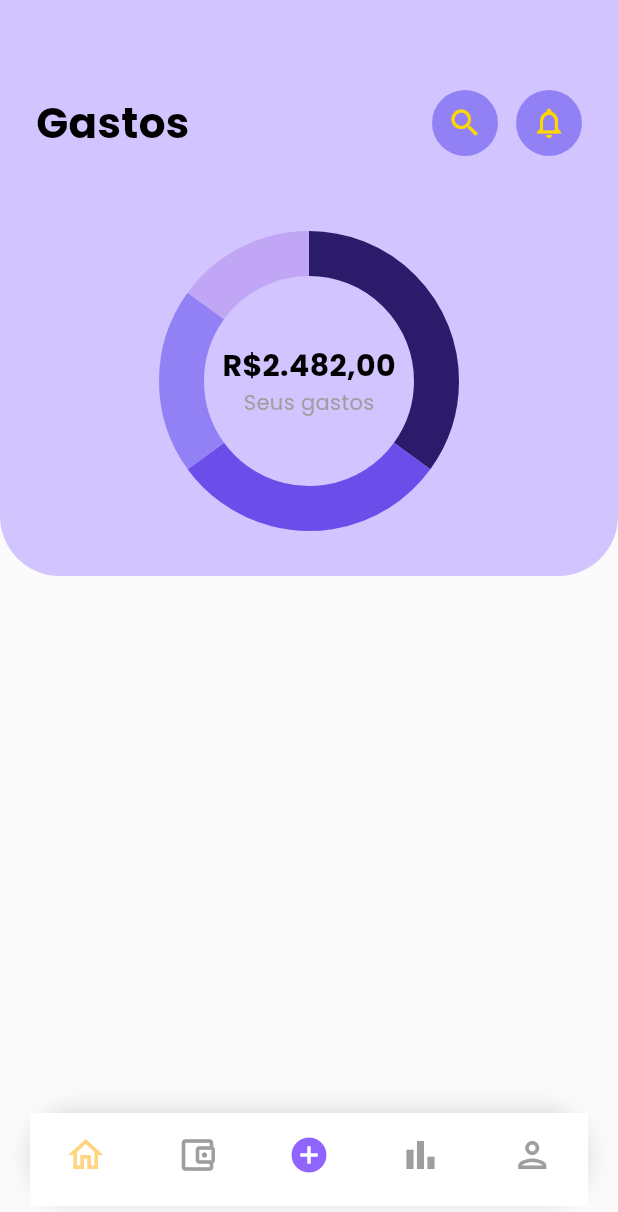
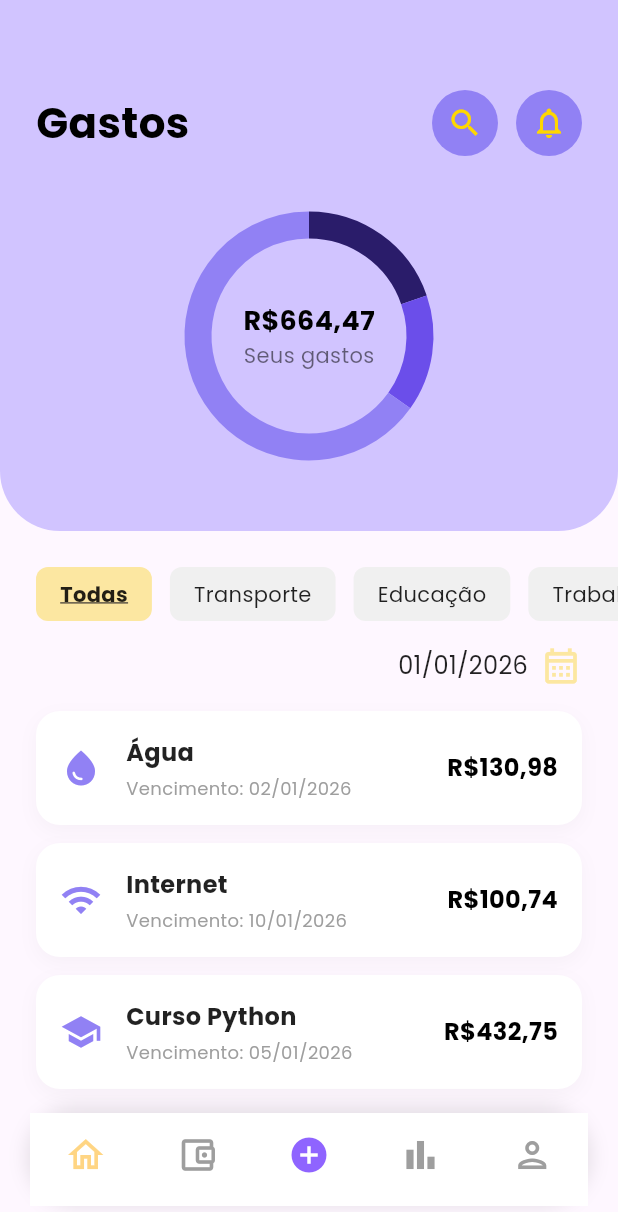
Before and after one commit to hribes/Invezzte, a Flutter app: the Spending screen opened directly, on a phone screen of 412 x 824 dp. Shown: the top 1212 px of the screen. Run offline on Flutter 3.47's test engine with Material 3 defaults, Android fonts, the phone set to English and light mode, and no system bars; drawn by our look-alikes of fl_chart.

Commit message:
feat: cria o restante das telas

```diff
--- a/lib/features/gastos/presentation/spending.dart
+++ b/lib/features/gastos/presentation/spending.dart
@@ -1,28 +1,73 @@
 import 'package:flutter/material.dart' hide SearchBar;
 import 'package:invezzte/core/widgets/NavBar.dart';
 import 'package:invezzte/features/gastos/widgets/spending_header.dart';
+import 'package:invezzte/features/gastos/widgets/spending_filter_list.dart';
+import 'package:invezzte/features/gastos/widgets/spending_date_header.dart';
+import 'package:invezzte/features/gastos/widgets/spending_transactions_list.dart';
 
-class Spending extends StatelessWidget {
+// No arquivo spending.dart
+
+class Spending extends StatefulWidget {
   const Spending({super.key});
 
   @override
-  Widget build(BuildContext context){
+  State<Spending> createState() => _SpendingState();
+}
+
+class _SpendingState extends State<Spending> {
+  // 1. DADOS MESTRES (Simulando um banco de dados)
+  final List<Map<String, dynamic>> _allTransactions = [
+    {'title': 'Água', 'date': DateTime(2026, 1, 2), 'category': 'Trabalho', 'amount': 130.98, 'icon': Icons.water_drop},
+    {'title': 'Internet', 'date': DateTime(2026, 1, 10), 'category': 'Trabalho', 'amount': 100.74, 'icon': Icons.wifi},
+    {'title': 'Curso Python', 'date': DateTime(2026, 1, 5), 'category': 'Educação', 'amount': 432.75, 'icon': Icons.school},
+  ];
+
+  // 2. ESTADOS DE FILTRO
+  DateTime _selectedDate = DateTime(2026, 1, 1);
+  String _selectedCategory = 'Todas';
+
+  @override
+  Widget build(BuildContext context) {
+    // 3. LÓGICA DE FILTRAGEM (Data Science na prática)
+    // Filtramos a lista baseada na categoria e no mês/ano da data selecionada
+    final filteredTransactions = _allTransactions.where((tx) {
+      final bool categoryMatch = _selectedCategory == 'Todas' || tx['category'] == _selectedCategory;
+      final bool dateMatch = tx['date'].month == _selectedDate.month && tx['date'].year == _selectedDate.year;
+      return categoryMatch && dateMatch;
+    }).toList();
+
+    // 4. CÁLCULO DO TOTAL
+    final double totalAmount = filteredTransactions.fold(0, (sum, item) => sum + item['amount']);
+
     return Scaffold(
-      backgroundColor: const Color(0xFFFAFAFA),
-      body: const SafeArea( //Para não sobrepor a barra do celular que aparece bateria, hora, etc.
+      body: SafeArea(
         top: false,
-        child: SingleChildScrollView( //PAra rolar a tela inteira verticalmente
+        child: SingleChildScrollView(
           child: Column(
-            crossAxisAlignment: CrossAxisAlignment.stretch, //Para ocupar toda a largura da tela
             children: [
-              //Aqui irei colocar os Widgets
+              // Passamos o total e os dados para o Header
+              SpendingHeader(total: totalAmount, transactions: filteredTransactions),
 
-              //1. Cabeçalho (SpendingHeader)
-              SpendingHeader(),
-              //2. Filtros (SpendingFilterList)
-              //3. Data (SpendingDateHeader)
-              //4. Transações (SpendingTransactionsList)
+              const SizedBox(height: 24),
 
+              // Passamos uma função para atualizar a categoria
+              SpendingFilterList(
+                currentCategory: _selectedCategory,
+                onCategoryChanged: (newCategory) {
+                  setState(() => _selectedCategory = newCategory);
+                },
+              ),
+
+              // Passamos a data e a função de mudança
+              SpendingDateHeader(
+                selectedDate: _selectedDate,
+                onDateChanged: (newDate) {
+                  setState(() => _selectedDate = newDate);
+                },
+              ),
+
+              // Passamos a lista filtrada para os cards
+              SpendingTransactionsList(transactions: filteredTransactions),
             ],
           ),
         ),
--- a/lib/features/gastos/widgets/spending_chart.dart
+++ b/lib/features/gastos/widgets/spending_chart.dart
@@ -2,10 +2,19 @@ import 'package:fl_chart/fl_chart.dart';
 import 'package:flutter/material.dart';
 
 class SpendingChart extends StatelessWidget {
-  const SpendingChart({super.key});
+  final double total;
+  final List<Map<String, dynamic>> transactions;
+
+  const SpendingChart({
+    super.key,
+    required this.total,
+    required this.transactions,
+  });
 
   @override
   Widget build(BuildContext context) {
+    // Formatação monetária básica para o texto central
+    String displayTotal = 'R\$${total.toStringAsFixed(2).replaceAll('.', ',')}';
 
     return SizedBox(
       height: 180,
@@ -16,36 +25,30 @@ class SpendingChart extends StatelessWidget {
             child: PieChart(
               PieChartData(
                 startDegreeOffset: -90,
-                centerSpaceRadius: 70,
+                centerSpaceRadius: 65,
                 sectionsSpace: 0,
-                sections: [
-                  _buildPieSection(value: 35, color: const Color(0xFF2A1C6A)),
-                  _buildPieSection(value: 30, color: const Color(0xFF6B4EEA)),
-                  _buildPieSection(value: 20, color: const Color(0xFF9181F4)),
-                  _buildPieSection(value: 15, color: const Color(0xFFC0A6F4)),
-                ],
+                // Função que converte as transações em fatias do gráfico
+                sections: _generateSections(),
               ),
             ),
           ),
-
-
-          const Positioned.fill(
+          Positioned.fill(
             child: Column(
               mainAxisAlignment: MainAxisAlignment.center,
               children: [
                 Text(
-                  'R\$2.482,00',
-                  style: TextStyle(
-                    fontSize: 20,
+                  displayTotal,
+                  style: const TextStyle(
+                    fontSize: 18,
                     fontWeight: FontWeight.bold,
                     color: Colors.black,
                   ),
                 ),
-                Text(
+                const Text(
                   'Seus gastos',
                   style: TextStyle(
                     fontSize: 14,
-                    color: Colors.grey,
+                    color: Colors.black54,
                   ),
                 ),
               ],
@@ -56,6 +59,32 @@ class SpendingChart extends StatelessWidget {
     );
   }
 
+  // Gera dinamicamente as fatias. Se o filtro estiver vazio, exibe um anel cinza.
+  List<PieChartSectionData> _generateSections() {
+    if (transactions.isEmpty || total == 0) {
+      return [_buildPieSection(value: 100, color: Colors.black12)];
+    }
+
+    // Paleta de roxos para distribuir entre os itens
+    List<Color> colors = [
+      const Color(0xFF2A1C6A),
+      const Color(0xFF6B4EEA),
+      const Color(0xFF9181F4),
+      const Color(0xFFC0A6F4),
+    ];
+
+    return List.generate(transactions.length, (index) {
+      final item = transactions[index];
+      // Pega a cor baseada no index, reciclando se houver mais itens que cores
+      final color = colors[index % colors.length];
+
+      return _buildPieSection(
+        value: item['amount'], // O fl_chart calcula a % sozinho baseado nos valores passados
+        color: color,
+      );
+    });
+  }
+
   static PieChartSectionData _buildPieSection({
     required double value,
     required Color color,
@@ -64,7 +93,7 @@ class SpendingChart extends StatelessWidget {
       color: color,
       value: value,
       title: '',
-      radius: 30,
+      radius: 18,
     );
   }
 }
--- /dev/null
+++ b/lib/features/gastos/widgets/spending_date_header.dart
@@ -0,0 +1,60 @@
+import 'package:flutter/material.dart';
+
+class SpendingDateHeader extends StatelessWidget {
+  final DateTime selectedDate;
+  final ValueChanged<DateTime> onDateChanged; // Função callback
+
+  const SpendingDateHeader({
+    super.key,
+    required this.selectedDate,
+    required this.onDateChanged,
+  });
+
+  @override
+  Widget build(BuildContext context) {
+    String formattedDate =
+        "${selectedDate.day.toString().padLeft(2, '0')}/"
+        "${selectedDate.month.toString().padLeft(2, '0')}/"
+        "${selectedDate.year}";
+
+    return Padding(
+      padding: const EdgeInsets.symmetric(horizontal: 24, vertical: 16),
+      child: Row(
+        mainAxisAlignment: MainAxisAlignment.end,
+        children: [
+          Text(
+            formattedDate,
+            style: const TextStyle(
+              fontSize: 16,
+              fontWeight: FontWeight.w500,
+              color: Colors.black87,
+            ),
+          ),
+          const SizedBox(width: 8),
+          GestureDetector(
+            onTap: () => _selectDate(context),
+            child: const Icon(
+              Icons.calendar_month_outlined,
+              color: Color(0xFFFCE7A1),
+              size: 28,
+            ),
+          ),
+        ],
+      ),
+    );
+  }
+
+  Future<void> _selectDate(BuildContext context) async {
+    final DateTime? picked = await showDatePicker(
+      context: context,
+      initialDate: selectedDate,
+      firstDate: DateTime(2000),
+      lastDate: DateTime(2101),
+    );
+
+    if (picked != null && picked != selectedDate) {
+      // Em vez de setState, executa a função que o Cérebro passou
+      onDateChanged(picked);
+    }
+  }
+}
--- /dev/null
+++ b/lib/features/gastos/widgets/spending_filter_list.dart
@@ -0,0 +1,54 @@
+import 'package:flutter/material.dart';
+
+class SpendingFilterList extends StatelessWidget {
+  final String currentCategory;
+  final ValueChanged<String> onCategoryChanged;
+
+  SpendingFilterList({
+    super.key,
+    required this.currentCategory,
+    required this.onCategoryChanged,
+  });
+
+  final List<String> filters = ['Todas', 'Transporte', 'Educação', 'Trabalho'];
+
+  @override
+  Widget build(BuildContext context) {
+    return SizedBox(
+      height: 36,
+      child: ListView.builder(
+        scrollDirection: Axis.horizontal,
+        padding: const EdgeInsets.symmetric(horizontal: 24),
+        itemCount: filters.length,
+        itemBuilder: (context, index) {
+          final isSelected = currentCategory == filters[index];
+
+          return GestureDetector(
+            onTap: () {
+              // Avisa a tela principal qual filtro foi clicado
+              onCategoryChanged(filters[index]);
+            },
+            child: Container(
+              margin: const EdgeInsets.only(right: 12),
+              padding: const EdgeInsets.symmetric(horizontal: 16, vertical: 8),
+              decoration: BoxDecoration(
+                color: isSelected ? const Color(0xFFFCE7A1) : const Color(0xFFF0F0F0),
+                borderRadius: BorderRadius.circular(8),
+              ),
+              child: Center(
+                child: Text(
+                  filters[index],
+                  style: TextStyle(
+                    color: Colors.black87,
+                    fontWeight: isSelected ? FontWeight.w600 : FontWeight.normal,
+                    decoration: isSelected ? TextDecoration.underline : TextDecoration.none,
+                  ),
+                ),
+              ),
+            ),
+          );
+        },
+      ),
+    );
+  }
+}
--- a/lib/features/gastos/widgets/spending_header.dart
+++ b/lib/features/gastos/widgets/spending_header.dart
@@ -2,11 +2,18 @@ import 'package:flutter/material.dart';
 import 'spending_chart.dart';
 
 class SpendingHeader extends StatelessWidget {
-  const SpendingHeader({super.key});
+  final double total;
+  final List<Map<String, dynamic>> transactions;
+
+  const SpendingHeader({
+    super.key,
+    required this.total,
+    required this.transactions,
+  });
 
   @override
   Widget build(BuildContext context) {
-    return Container( //Espaço roxo
+    return Container(
       padding: const EdgeInsets.fromLTRB(24, 60, 24, 40),
       decoration: const BoxDecoration(
         color: Color(0xFFD1C4FF),
@@ -34,20 +41,23 @@ class SpendingHeader extends StatelessWidget {
                   const SizedBox(width: 12),
                   _buildHeaderButton(Icons.notifications_none),
                 ],
-              )
+              ),
             ],
           ),
+          const SizedBox(height: 30),
 
-          const SizedBox(height: 60),
-
-          const Center(
-            child: SpendingChart(),
+          // Gráfico agora recebe os dados para se renderizar sozinho
+          Center(
+            child: SpendingChart(
+              total: total,
+              transactions: transactions,
+            ),
           ),
         ],
       ),
-
     );
   }
+
   Widget _buildHeaderButton(IconData icon) {
     return Container(
       padding: const EdgeInsets.all(10),
@@ -55,10 +65,7 @@ class SpendingHeader extends StatelessWidget {
         color: Color(0xFF9181F4),
         shape: BoxShape.circle,
       ),
-      child: Icon(
-        icon,
-        color: const Color(0xFFFFD700),
-        size: 24),
+      child: Icon(icon, color: const Color(0xFFFFD700), size: 24),
     );
   }
 }
--- /dev/null
+++ b/lib/features/gastos/widgets/spending_transaction_card.dart
@@ -0,0 +1,80 @@
+import 'package:flutter/material.dart';
+
+class SpendingTransactionCard extends StatelessWidget {
+  // Parâmetros (as "colunas" da nossa tabela de dados)
+  final IconData icon;
+  final Color iconColor;
+  final String title;
+  final String dueDate;
+  final String amount;
+
+  const SpendingTransactionCard({
+    super.key,
+    required this.icon,
+    required this.iconColor,
+    required this.title,
+    required this.dueDate,
+    required this.amount,
+  });
+
+  @override
+  Widget build(BuildContext context) {
+    return Container(
+      margin: const EdgeInsets.only(bottom: 12), // Espaço entre os cartões
+      padding: const EdgeInsets.all(16),
+      decoration: BoxDecoration(
+        color: Colors.white,
+        borderRadius: BorderRadius.circular(16),
+        boxShadow: [
+          BoxShadow(
+            color: Colors.black.withOpacity(0.03),
+            blurRadius: 10,
+            offset: const Offset(0, 4),
+          ),
+        ],
+      ),
+      child: Row(
+        children: [
+          // 1. Ícone
+          Icon(icon, color: iconColor, size: 28),
+          const SizedBox(width: 16),
+
+          // 2. Textos (Empilhados com Column)
+          Expanded( // O Expanded empurra o valor em R$ para a ponta direita
+            child: Column(
+              crossAxisAlignment: CrossAxisAlignment.start,
+              children: [
+                Text(
+                  title,
+                  style: const TextStyle(
+                    fontSize: 16,
+                    fontWeight: FontWeight.w600,
+                    color: Colors.black87,
+                  ),
+                ),
+                const SizedBox(height: 4),
+                Text(
+                  'Vencimento: $dueDate',
+                  style: const TextStyle(
+                    fontSize: 12,
+                    color: Colors.grey,
+                  ),
+                ),
+              ],
+            ),
+          ),
+
+          // 3. Valor
+          Text(
+            amount,
+            style: const TextStyle(
+              fontSize: 16,
+              fontWeight: FontWeight.bold,
+              color: Colors.black,
+            ),
+          ),
+        ],
+      ),
+    );
+  }
+}
--- /dev/null
+++ b/lib/features/gastos/widgets/spending_transactions_list.dart
@@ -0,0 +1,40 @@
+import 'package:flutter/material.dart';
+import 'spending_transaction_card.dart';
+
+class SpendingTransactionsList extends StatelessWidget {
+  final List<Map<String, dynamic>> transactions;
+
+  const SpendingTransactionsList({
+    super.key,
+    required this.transactions,
+  });
+
+  @override
+  Widget build(BuildContext context) {
+    if (transactions.isEmpty) {
+      return const Padding(
+        padding: EdgeInsets.all(24.0),
+        child: Text("Nenhuma despesa encontrada para este filtro.", style: TextStyle(color: Colors.grey)),
+      );
+    }
+
+    return Padding(
+      padding: const EdgeInsets.symmetric(horizontal: 24),
+      child: Column(
+        children: transactions.map((tx) {
+          // Extraindo a data para formatar na tela
+          final DateTime date = tx['date'];
+          final String formattedDate = "${date.day.toString().padLeft(2, '0')}/${date.month.toString().padLeft(2, '0')}/${date.year}";
+
+          return SpendingTransactionCard(
+            icon: tx['icon'],
+            iconColor: const Color(0xFF9181F4), // Pode vir do mapa tx se preferir
+            title: tx['title'],
+            dueDate: formattedDate,
+            amount: 'R\$${tx['amount'].toStringAsFixed(2).replaceAll('.', ',')}',
+          );
+        }).toList(),
+      ),
+    );
+  }
+}
```
